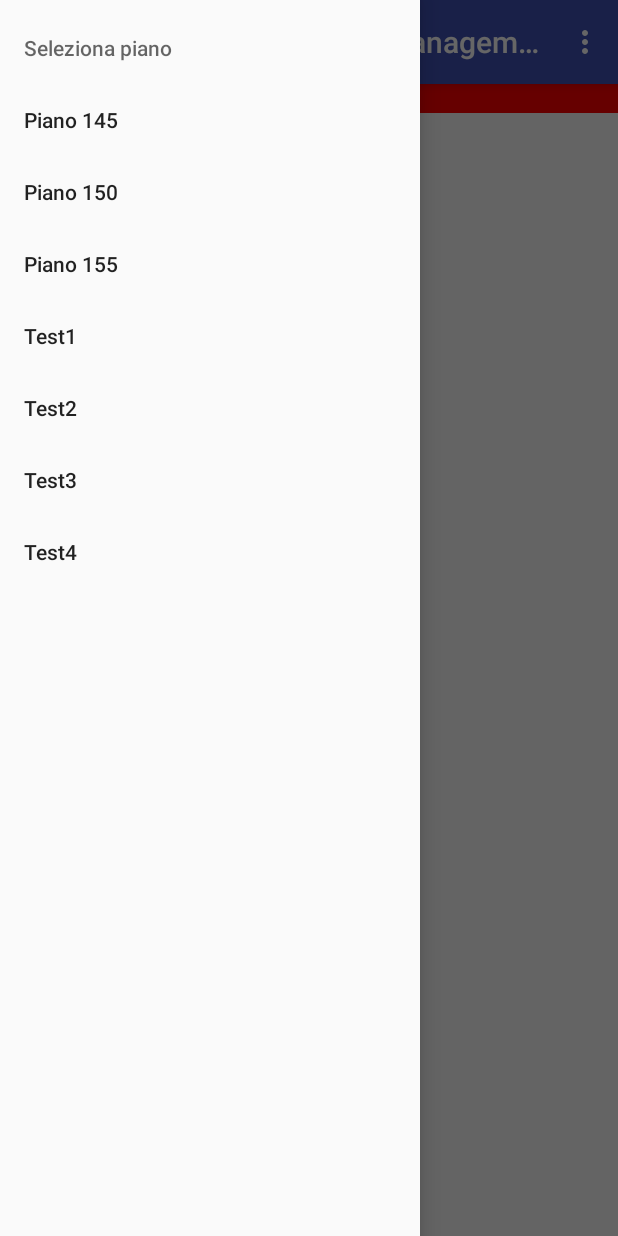
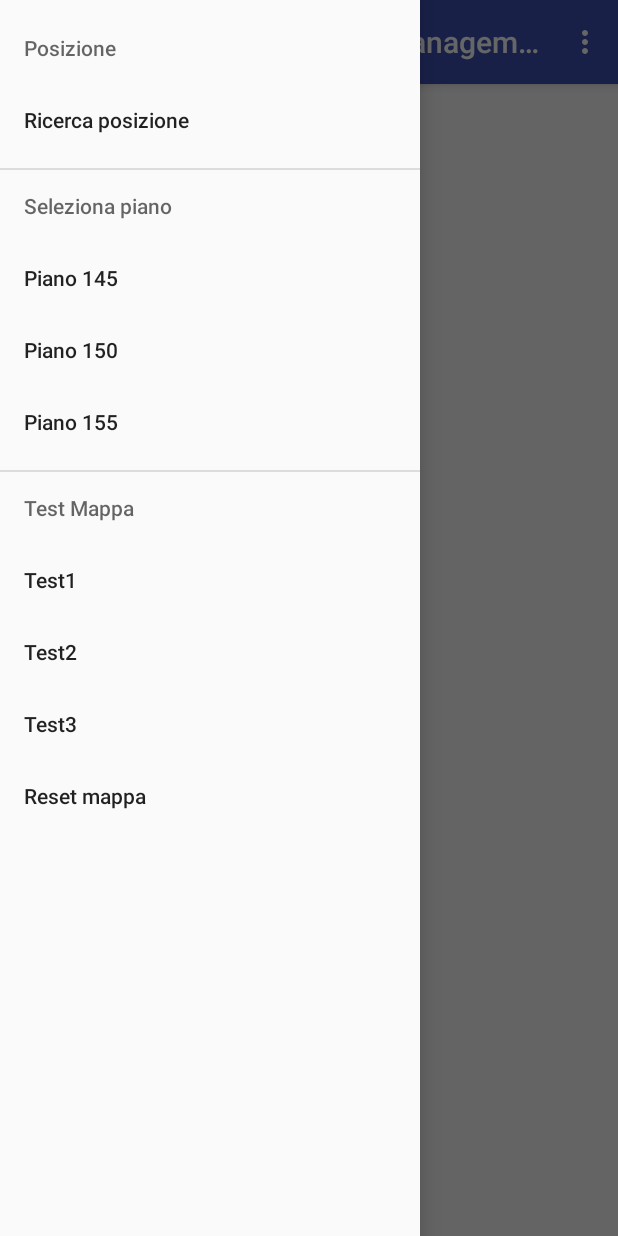
Before and after one commit to framac/IoT-Project, an Android app: the Mappa screen opened directly, with no data from a screen before it, with the side drawer open, on a phone screen of 412 x 824 dp. Run offline under Robolectric (Android 15) with nearby library versions, the phone set to English and light mode, and no system bars; our stand-ins replace Volley; libraries missing offline, so code that uses them is left out: com.davemorrissey.labs; network calls fail; 6 statements that could not run were skipped.

Commit message:
Test getLastData

```diff
--- a/app/src/main/java/com/example/user/iot/controller/MapViewController.java
+++ b/app/src/main/java/com/example/user/iot/controller/MapViewController.java
@@ -58,9 +58,9 @@ public class MapViewController {
         building.setOnTouchListener(listener);
     }
 
-    public void addNodes(ArrayList<Node> list){ //aggiunge nodi ad uno o più piani contemporaneamente a seconda di quello che si trova nell'array passato
+    public void addNodes(ArrayList<Node> list){ //aggiunge nodi ad uno o più piani contemporaneamente
         for (int i = 0; i < list.size(); i++) { //attenzione a non aggiungere nodi duplicati
-            node = list.get(i);
+            node = list.get(i);                 //utile per caricare i tutti i beacon e le uscite all'inizio
             PointF point = coordConverter(node.getPoint(),node.getFloor());
             list.get(i).setPoint(point);
             switch(node.getFloor()) {
@@ -116,7 +116,7 @@ public class MapViewController {
         }
     }
 
-    public void clearFloor(int floor){ //svuota l'array di nodi del piano scelto, utile per inizializzare un piano e/o evitare nodi duplicati
+    public void clearFloor(int floor){ //svuota l'array di nodi del piano scelto resettandolo
         ArrayList<Node> list = new ArrayList<Node>();
         switch(floor) {
             case 145: floor_145 = list;
--- a/app/src/main/res/menu/activity_main_drawer.xml
+++ b/app/src/main/res/menu/activity_main_drawer.xml
@@ -1,6 +1,17 @@
 <?xml version="1.0" encoding="utf-8"?>
 <menu xmlns:tools="http://schemas.android.com/tools"
     xmlns:android="http://schemas.android.com/apk/res/android">
+    <item
+        android:id="@+id/posizione"
+        android:title="Posizione">
+        <menu>
+            <group android:checkableBehavior="single">
+                <item
+                    android:id="@+id/ricerca"
+                    android:title="Ricerca posizione" />
+            </group>
+        </menu>
+    </item>
     <item
         android:id="@+id/selezione"
         android:title="Seleziona piano">
@@ -16,6 +27,15 @@
             <item
                 android:id="@+id/piano155"
                 android:title="Piano 155" />
+   </group>
+        </menu>
+    </item>
+    <item
+        android:id="@+id/test"
+        android:title="Test Mappa">
+        <menu>
+            <group android:checkableBehavior="single">
+
                 <item
                     android:id="@+id/test1"
                     android:title="Test1" />
@@ -26,12 +46,9 @@
                     android:id="@+id/test3"
                     android:title="Test3" />
                 <item
-                android:id="@+id/test4"
-                android:title="Test4"></item>
-
-
+                    android:id="@+id/reset"
+                    android:title="Reset mappa"></item>
             </group>
         </menu>
     </item>
-
 </menu>
--- a/app/src/main/res/values/strings.xml
+++ b/app/src/main/res/values/strings.xml
@@ -50,5 +50,6 @@
     <string name="saveToken">http://10.0.0.10:8080/IotServer/utenti/saveToken</string>
     <string name="saveNewUser">http://10.0.0.10:8080/IotServer/utenti/getNewUsername</string>
     <string name="getBeacon">http://hostiot.ddns.net:8080/IotServer/beacons</string>
+    <string name="getDatiAmb">http://hostiot.ddns.net:8080/IotServer/datiAmbientali/getLastData/</string>
 
 </resources>
```
Also changed, not shown: app/src/main/java/com/example/user/iot/controller/Mappa.java (+63 -6 lines), app/src/main/java/com/example/user/iot/model/Node.java (+22 -3 lines), app/src/main/res/layout/content_mappa.xml (+6 -7 lines), app/src/main/res/drawable-nodpi/exit.png, app/src/main/res/drawable-nodpi/light.png (added), app/src/main/res/drawable-nodpi/target.png. Lines whose indentation alone changed are shown as unchanged.
